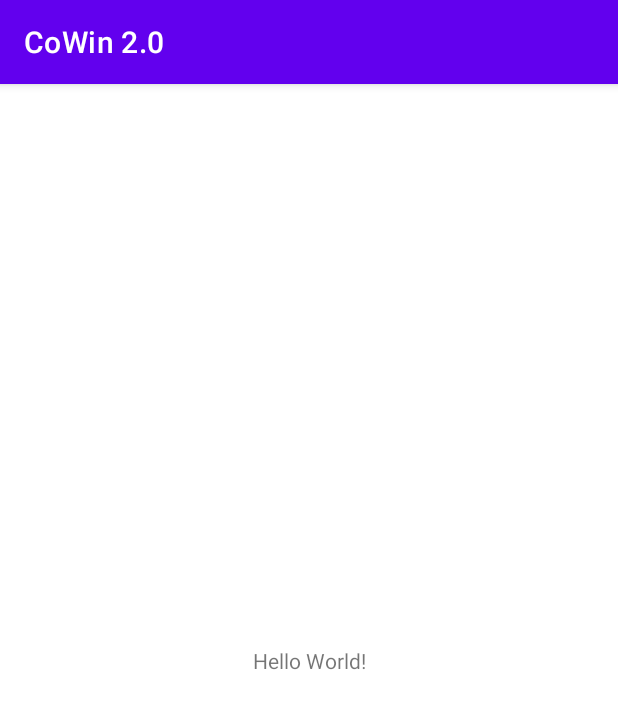
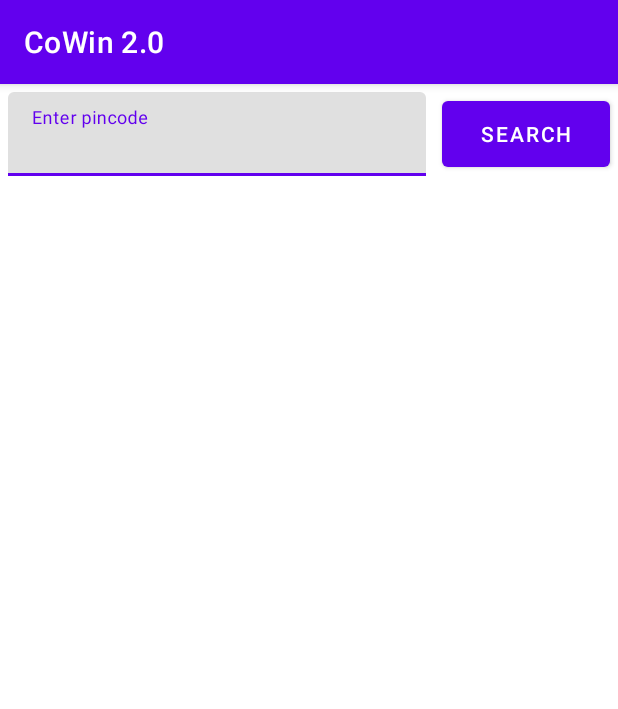
Before and after one commit to nilsinojiya1/CoWin2.0, an Android app: the screen it shows after launch (MainActivity), on a phone screen of 412 x 824 dp. Shown: the top 709 px of the screen. Run offline under Robolectric (Android 15) with nearby library versions, the phone set to English and light mode, and no system bars.

Commit message:
show list of center by pincode

```diff
--- a/app/build.gradle
+++ b/app/build.gradle
@@ -55,4 +55,5 @@ dependencies {
     implementation 'com.squareup.retrofit2:converter-gson:2.9.0'
     implementation 'com.github.bumptech.glide:glide:4.12.0'
     annotationProcessor 'com.github.bumptech.glide:compiler:4.12.0'
+    implementation 'com.squareup.okhttp3:logging-interceptor:4.9.1'
 }
--- a/app/src/main/AndroidManifest.xml
+++ b/app/src/main/AndroidManifest.xml
@@ -1,6 +1,8 @@
 <?xml version="1.0" encoding="utf-8"?>
 <manifest xmlns:android="http://schemas.android.com/apk/res/android"
     package="com.nilsinojiya.cowin20">
+
+    <uses-permission android:name="android.permission.INTERNET"/>
 
     <application
         android:allowBackup="true"
--- a/app/src/main/java/com/nilsinojiya/cowin20/MainActivity.kt
+++ b/app/src/main/java/com/nilsinojiya/cowin20/MainActivity.kt
@@ -2,10 +2,47 @@ package com.nilsinojiya.cowin20
 
 import androidx.appcompat.app.AppCompatActivity
 import android.os.Bundle
+import android.util.Log
+import androidx.lifecycle.Observer
+import androidx.lifecycle.ViewModelProvider
+import com.nilsinojiya.cowin20.adapters.CenterAdapter
+import com.nilsinojiya.cowin20.databinding.ActivityMainBinding
+import com.nilsinojiya.cowin20.repositorys.MainRepository
+import com.nilsinojiya.cowin20.services.RetrofitService
+import com.nilsinojiya.cowin20.viewModels.MainViewModel
+import com.nilsinojiya.cowin20.viewModels.MyViewModelFactory
+import kotlinx.android.synthetic.main.activity_main.*
+import java.text.SimpleDateFormat
+import java.util.*
 
 class MainActivity : AppCompatActivity() {
+
+    private val TAG = "MainActivity"
+    private lateinit var binding: ActivityMainBinding
+    lateinit var viewModel: MainViewModel
+    private val retrofitService = RetrofitService.getInstance()
+    private val adapter = CenterAdapter()
+
     override fun onCreate(savedInstanceState: Bundle?) {
         super.onCreate(savedInstanceState)
-        setContentView(R.layout.activity_main)
+        binding = ActivityMainBinding.inflate(layoutInflater)
+        setContentView(binding.root)
+        viewModel = ViewModelProvider(this, MyViewModelFactory(MainRepository(retrofitService))).get(MainViewModel::class.java)
+        recyclerViewMain.adapter = adapter
+
+        viewModel.center.observe(this, Observer {
+            Log.d(TAG, "onCreate: $it")
+            adapter.setCenterList(it)
+        })
+        viewModel.errorMessage.observe(this, Observer {
+        })
+
+        btnSearch.setOnClickListener {
+            val pincode = etPincode.text.toString().toInt()
+            val sdf = SimpleDateFormat("dd-MM-yyyy")
+            val currentDate = sdf.format(Date()).toString()
+            viewModel.findByPin(pincode, "07-09-2021")
+        }
+
     }
 }
--- /dev/null
+++ b/app/src/main/java/com/nilsinojiya/cowin20/adapters/CenterAdapter.kt
@@ -0,0 +1,38 @@
+package com.nilsinojiya.cowin20.adapters
+
+import android.util.Log
+import android.view.LayoutInflater
+import android.view.ViewGroup
+import androidx.recyclerview.widget.RecyclerView
+import com.nilsinojiya.cowin20.databinding.ItemCenterBinding
+import com.nilsinojiya.cowin20.models.Center
+import com.nilsinojiya.cowin20.models.Sessions
+
+class CenterAdapter: RecyclerView.Adapter<MainViewHolder>() {
+    private val TAG = this::class.java.simpleName
+
+    var sessions = mutableListOf<Sessions>()
+
+    fun setCenterList(center: Center) {
+        this.sessions = center.sessions.toMutableList()
+        notifyDataSetChanged()
+    }
+
+    override fun onCreateViewHolder(parent: ViewGroup, viewType: Int): MainViewHolder {
+        val inflater = LayoutInflater.from(parent.context)
+        val binding = ItemCenterBinding.inflate(inflater, parent, false)
+        return MainViewHolder(binding)
+    }
+
+    override fun onBindViewHolder(holder: MainViewHolder, position: Int) {
+        val center = sessions[position]
+        holder.binding.tvName.text = center.name
+        Log.d(TAG, "onBindViewHolder: ${center.name}")
+    }
+
+    override fun getItemCount(): Int {
+        return sessions.size
+    }
+}
+
+class MainViewHolder(val binding: ItemCenterBinding) : RecyclerView.ViewHolder(binding.root)
--- /dev/null
+++ b/app/src/main/java/com/nilsinojiya/cowin20/constants/AppConstants.kt
@@ -0,0 +1,5 @@
+package com.nilsinojiya.cowin20.constants
+
+object AppConstants {
+    const val BASE_URL = "https://cdn-api.co-vin.in/api/v2/"
+}
--- /dev/null
+++ b/app/src/main/java/com/nilsinojiya/cowin20/repositorys/MainRepository.kt
@@ -0,0 +1,7 @@
+package com.nilsinojiya.cowin20.repositorys
+
+import com.nilsinojiya.cowin20.services.RetrofitService
+
+class MainRepository(private val retrofitService: RetrofitService) {
+    fun findByPin(pincode: Int, date: String) = retrofitService.findByPin(pincode, date)
+}
--- /dev/null
+++ b/app/src/main/java/com/nilsinojiya/cowin20/services/RetrofitService.kt
@@ -0,0 +1,42 @@
+package com.nilsinojiya.cowin20.services
+
+import com.nilsinojiya.cowin20.constants.AppConstants
+import com.nilsinojiya.cowin20.models.Center
+import com.nilsinojiya.cowin20.models.Sessions
+import okhttp3.OkHttpClient
+import okhttp3.logging.HttpLoggingInterceptor
+import retrofit2.Call
+import retrofit2.Response
+import retrofit2.Retrofit
+import retrofit2.converter.gson.GsonConverterFactory
+import retrofit2.http.GET
+import retrofit2.http.Query
+import java.util.logging.Level
+
+interface RetrofitService {
+
+    @GET("appointment/sessions/public/findByPin")
+    fun findByPin(
+        @Query("pincode") pincode: Int,
+        @Query("date") data: String
+    ): Call<Center>
+
+
+    companion object {
+        var retrofitService: RetrofitService? = null
+        private val logging = HttpLoggingInterceptor().setLevel(HttpLoggingInterceptor.Level.BODY)
+        private val okHttp = OkHttpClient.Builder().addInterceptor(logging)
+        fun getInstance() : RetrofitService {
+            if (retrofitService == null) {
+                val retrofit = Retrofit.Builder()
+                    .baseUrl(AppConstants.BASE_URL)
+                    .addConverterFactory(GsonConverterFactory.create())
+                    .client(okHttp.build())
+                    .build()
+                retrofitService = retrofit.create(RetrofitService::class.java)
+            }
+            return retrofitService!!
+        }
+    }
+
+}
--- /dev/null
+++ b/app/src/main/java/com/nilsinojiya/cowin20/viewModels/MainViewModel.kt
@@ -0,0 +1,33 @@
+package com.nilsinojiya.cowin20.viewModels
+
+import android.util.Log
+import androidx.lifecycle.MutableLiveData
+import androidx.lifecycle.ViewModel
+import com.nilsinojiya.cowin20.models.Center
+import com.nilsinojiya.cowin20.models.Sessions
+import com.nilsinojiya.cowin20.repositorys.MainRepository
+import retrofit2.Call
+import retrofit2.Callback
+import retrofit2.Response
+
+class MainViewModel(private val repository: MainRepository): ViewModel() {
+    private val TAG = this::class.java.simpleName
+
+    val center = MutableLiveData<Center>()
+    val errorMessage = MutableLiveData<String>()
+
+    fun findByPin(pincode: Int, date: String) {
+        Log.d(TAG, "findByPin: ")
+        val response = repository.findByPin(pincode, date)
+        response.enqueue(object : Callback<Center> {
+            override fun onResponse(call: Call<Center>, response: Response<Center>) {
+                center.postValue(response.body())
+                Log.d(TAG, "onResponse: ${response.body()}")
+            }
+            override fun onFailure(call: Call<Center>, t: Throwable) {
+                errorMessage.postValue(t.message)
+                Log.d(TAG, "onFailure: ${t.message}")
+            }
+        })
+    }
+}
--- /dev/null
+++ b/app/src/main/java/com/nilsinojiya/cowin20/viewModels/MyViewModelFactory.kt
@@ -0,0 +1,17 @@
+package com.nilsinojiya.cowin20.viewModels
+
+import androidx.lifecycle.ViewModel
+import androidx.lifecycle.ViewModelProvider
+import com.nilsinojiya.cowin20.repositorys.MainRepository
+
+class MyViewModelFactory(private val repository: MainRepository): ViewModelProvider.Factory {
+
+    override fun <T : ViewModel> create(modelClass: Class<T>): T {
+        return if (modelClass.isAssignableFrom(MainViewModel::class.java)) {
+            MainViewModel(this.repository) as T
+        } else {
+            throw IllegalArgumentException("Not Found")
+        }
+    }
+
+}
--- a/app/src/main/res/layout/activity_main.xml
+++ b/app/src/main/res/layout/activity_main.xml
@@ -4,15 +4,60 @@
     xmlns:tools="http://schemas.android.com/tools"
     android:layout_width="match_parent"
     android:layout_height="match_parent"
+    android:layout_margin="5dp"
     tools:context=".MainActivity">
 
-    <TextView
-        android:layout_width="wrap_content"
+    <LinearLayout
+        android:id="@+id/linearLayout"
+        android:layout_width="match_parent"
         android:layout_height="wrap_content"
-        android:text="Hello World!"
-        app:layout_constraintBottom_toBottomOf="parent"
-        app:layout_constraintLeft_toLeftOf="parent"
-        app:layout_constraintRight_toRightOf="parent"
-        app:layout_constraintTop_toTopOf="parent" />
+        android:orientation="horizontal"
+        app:layout_constraintStart_toStartOf="parent"
+        app:layout_constraintTop_toTopOf="parent">
+
+
+        <com.google.android.material.textfield.TextInputLayout
+            android:id="@+id/textInputLayout"
+            style="@style/Widget.MaterialComponents.TextInputLayout.FilledBox"
+            android:layout_width="0dp"
+            android:layout_height="wrap_content"
+            android:layout_margin="5dp"
+            android:layout_weight="5"
+            app:layout_constraintEnd_toStartOf="@+id/button"
+            app:layout_constraintStart_toStartOf="parent"
+            app:layout_constraintTop_toTopOf="parent">
+
+            <com.google.android.material.textfield.TextInputEditText
+                android:id="@+id/etPincode"
+                android:layout_width="match_parent"
+                android:layout_height="match_parent"
+                android:hint="@string/enter_pincode"
+                android:inputType="number" />
+
+        </com.google.android.material.textfield.TextInputLayout>
+
+        <Button
+            android:id="@+id/btnSearch"
+            android:layout_width="0dp"
+            android:layout_height="match_parent"
+            android:layout_margin="5dp"
+            android:layout_weight="2"
+            android:text="@string/search"
+            app:layout_constraintBottom_toBottomOf="@+id/textInputLayout"
+            app:layout_constraintEnd_toEndOf="parent"
+            app:layout_constraintTop_toTopOf="parent" />
+
+    </LinearLayout>
+
+    <androidx.recyclerview.widget.RecyclerView
+        android:id="@+id/recyclerViewMain"
+        android:layout_width="match_parent"
+        android:layout_height="wrap_content"
+        app:layoutManager="androidx.recyclerview.widget.LinearLayoutManager"
+        app:layout_constraintEnd_toEndOf="parent"
+        app:layout_constraintStart_toStartOf="parent"
+        app:layout_constraintTop_toBottomOf="@+id/linearLayout"
+        android:layout_margin="5dp"/>
+
 
 </androidx.constraintlayout.widget.ConstraintLayout>
--- a/app/src/main/res/values/strings.xml
+++ b/app/src/main/res/values/strings.xml
@@ -1,3 +1,5 @@
 <resources>
     <string name="app_name">CoWin 2.0</string>
+    <string name="enter_pincode">Enter pincode</string>
+    <string name="search">Search</string>
 </resources>
```
Also changed, not shown: app/src/main/java/com/nilsinojiya/cowin20/models/Center.kt (added, +41 -0 lines), app/src/main/java/com/nilsinojiya/cowin20/models/Sessions.kt (added, +31 -0 lines), app/src/main/res/layout/item_center.xml (added, +19 -0 lines), 1 other file.
